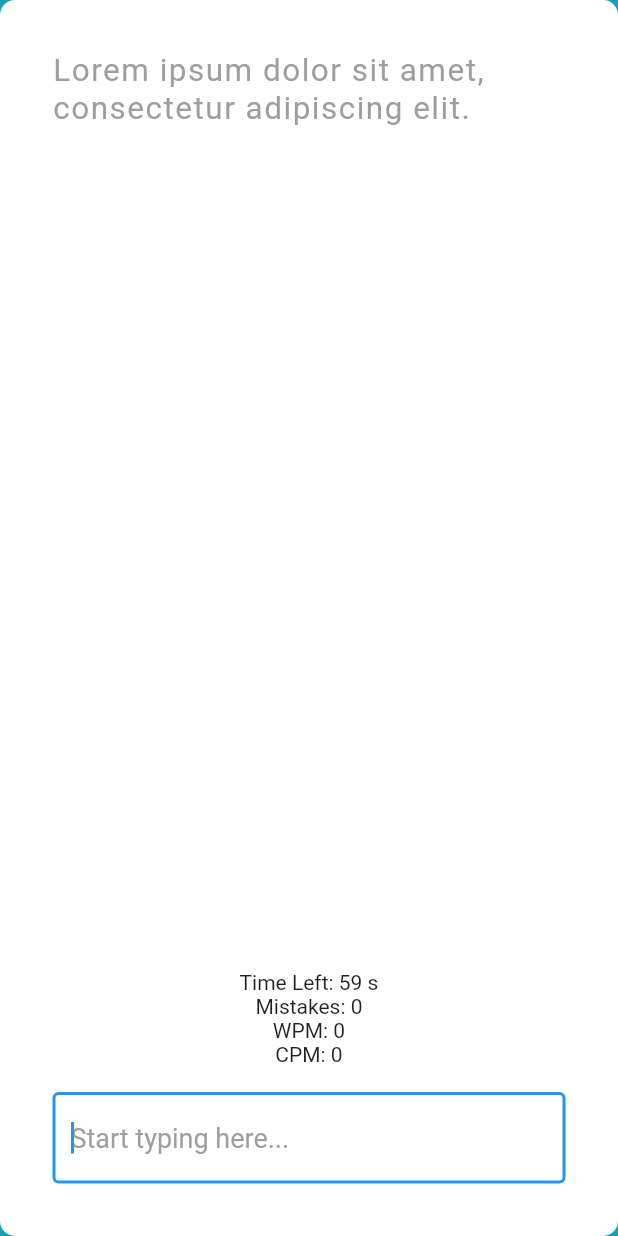
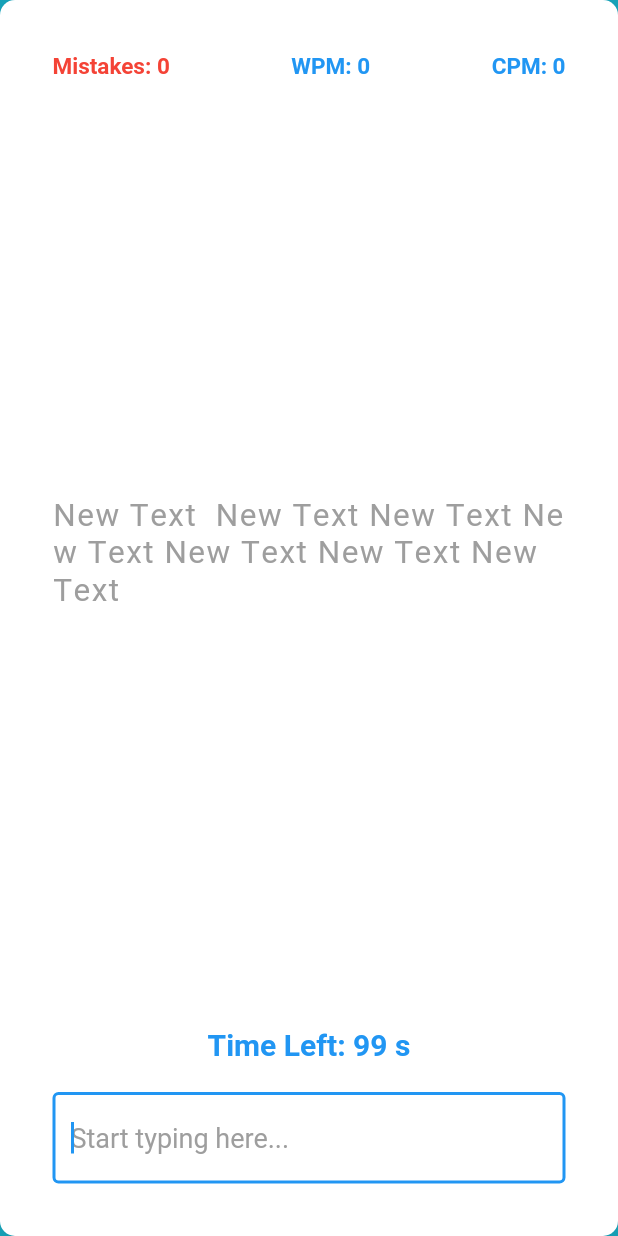
Before and after one commit to Nhat-An-GitOrganization/typing_contest_mobile, a Flutter app: the TypingSpeedTestGame screen opened directly, on a phone screen of 412 x 824 dp. Run offline on Flutter 3.47's test engine with Material 2 defaults, Android fonts, the phone set to English and light mode, and no system bars; our stand-ins replace curved_navigation_bar, firebase_auth, firebase_core, flutter_svg, google_sign_in; accounts and stored records are empty.

Commit message:
typing_update

```diff
--- a/lib/component/typing/typing.dart
+++ b/lib/component/typing/typing.dart
@@ -10,7 +10,8 @@ class TypingSpeedTestGame extends StatefulWidget {
 
 class _TypingSpeedTestGameState extends State<TypingSpeedTestGame> {
   TextEditingController textEditingController = TextEditingController();
-  static const maxTime = 60;
+  FocusNode inputNode = FocusNode();
+  static const maxTime = 100;
   int timeLeft = maxTime;
   int mistakes = 0;
   int wpm = 0;
@@ -19,6 +20,7 @@ class _TypingSpeedTestGameState extends State<TypingSpeedTestGame> {
   List<Color?> correctCharacters = List.filled(paragraphs[0].length, null);
   late Timer timer;
   bool isTypingComplete = false;
+  int currentCursorPosition = -1;
   @override
   void initState() {
     super.initState();
@@ -61,8 +63,8 @@ class _TypingSpeedTestGameState extends State<TypingSpeedTestGame> {
     int totalWords = typedText.trim().split(' ').length;
     int elapsedTime = maxTime - timeLeft;
 
-    wpm = (totalWords / elapsedTime * 60).round();
-    cpm = (totalChars / elapsedTime * 60).round();
+    wpm = ((totalWords / elapsedTime) * 60).round();
+    cpm = ((totalChars / elapsedTime) * 60).round();
   }
 
   void handleInput(String input) {
@@ -93,6 +95,10 @@ class _TypingSpeedTestGameState extends State<TypingSpeedTestGame> {
         timer.cancel();
         _showResultDialog(); // Display the result dialog
       }
+
+      // Cập nhật vị trí hiện tại của dấu "|"
+      currentCursorPosition = typedText.length - 1;
+
       calculateStats();
     });
   }
@@ -132,13 +138,16 @@ class _TypingSpeedTestGameState extends State<TypingSpeedTestGame> {
     textEditingController.clear();
   }
 
+  void openKeyboard() {
+    FocusScope.of(context).requestFocus(inputNode);
+  }
+
   @override
   Widget build(BuildContext context) {
     return SafeArea(
       child: Scaffold(
         backgroundColor: const Color(0xFF17A2B8),
-        body: Center(
-          child: Container(
+        body: Container(
           width: 770,
           padding: const EdgeInsets.all(35),
           decoration: BoxDecoration(
@@ -153,19 +162,54 @@ class _TypingSpeedTestGameState extends State<TypingSpeedTestGame> {
             ],
           ),
           child: Column(
+            mainAxisSize: MainAxisSize.max,
             children: [
+              Row(
+                mainAxisAlignment: MainAxisAlignment.spaceBetween,
+                children: [
+                  Text(
+                    'Mistakes: $mistakes',
+                    style: const TextStyle(
+                      color: Colors.red,
+                      fontSize: 15,
+                      fontWeight: FontWeight.bold,
+                    ),
+                  ),
+                  Text(
+                    'WPM: $wpm',
+                    style: const TextStyle(
+                      color: Colors.blue,
+                      fontSize: 15,
+                      fontWeight: FontWeight.bold,
+                    ),
+                  ),
+                  Text(
+                    'CPM: $cpm',
+                    style: const TextStyle(
+                      color: Colors.blue,
+                      fontSize: 15,
+                      fontWeight: FontWeight.bold,
+                    ),
+                  ),
+                ],
+              ),
               Expanded(
-                  child: SingleChildScrollView(
+                child: Center(
+                  child: SizedBox(
+                    width: double.infinity,
                     child: RichText(
                       text: TextSpan(
                         children: [
                           for (int i = 0; i < paragraphs[0].length; i++)
-                            TextSpan(
-                              text: paragraphs[0][i],
+                            WidgetSpan(
+                              child: Text(
+                                paragraphs[0][i] +
+                                    (i == currentCursorPosition ? '|' : ''),
                                 style: TextStyle(
                                   fontSize: 21,
                                   letterSpacing: 1,
                                   color: correctCharacters[i] ?? Colors.grey,
+                                ),
                               ),
                             ),
                         ],
@@ -173,22 +217,26 @@ class _TypingSpeedTestGameState extends State<TypingSpeedTestGame> {
                     ),
                   ),
                 ),
-                const SizedBox(height: 17),
-                Column(
-                  mainAxisAlignment: MainAxisAlignment.spaceBetween,
+              ),
+              Row(
+                mainAxisAlignment: MainAxisAlignment.center,
                 children: [
-                    Text('Time Left: $timeLeft s'),
-                    Text('Mistakes: $mistakes'),
-                    Text('WPM: $wpm'),
-                    Text('CPM: $cpm'),
+                  Text(
+                    'Time Left: $timeLeft s',
+                    style: const TextStyle(
+                        fontSize: 20,
+                        fontWeight: FontWeight.bold,
+                        color: Colors.blue),
+                  ),
                 ],
               ),
-                const SizedBox(height: 17),
+              const SizedBox(height: 20),
               TextField(
                 controller: textEditingController,
                 onChanged: handleInput,
                 enabled: timeLeft > 0,
                 autofocus: true,
+                focusNode: inputNode,
                 style: const TextStyle(fontSize: 18),
                 decoration: const InputDecoration(
                   border: OutlineInputBorder(),
@@ -200,11 +248,10 @@ class _TypingSpeedTestGameState extends State<TypingSpeedTestGame> {
           ),
         ),
       ),
-      ),
     );
   }
 }
 
 final List<String> paragraphs = [
-  'Lorem ipsum dolor sit amet, consectetur adipiscing elit.',
+  'New Text  New Text New Text New Text New Text New Text New Text',
 ];
--- a/lib/main.dart
+++ b/lib/main.dart
@@ -1,9 +1,9 @@
 import 'package:firebase_core/firebase_core.dart';
 import 'package:flutter/material.dart';
+import 'package:typing_contest_mobile/component/typing/typing.dart';
 import 'package:typing_contest_mobile/firebase_options.dart';
 import 'package:provider/provider.dart';
 import 'package:typing_contest_mobile/screen/home_screen.dart';
-import 'package:typing_contest_mobile/screen/login_screen.dart';
 
 Future<void> main() async {
   WidgetsFlutterBinding.ensureInitialized();
@@ -25,7 +25,7 @@ class MyApp extends StatelessWidget {
           ? ThemeData.dark()
           : ThemeData.light(),
       debugShowCheckedModeBanner: false,
-      home: const LoginPage(),
+      home: const TypingSpeedTestGame(),
     );
   }
 }
```
Lines whose indentation alone changed are shown as unchanged.
